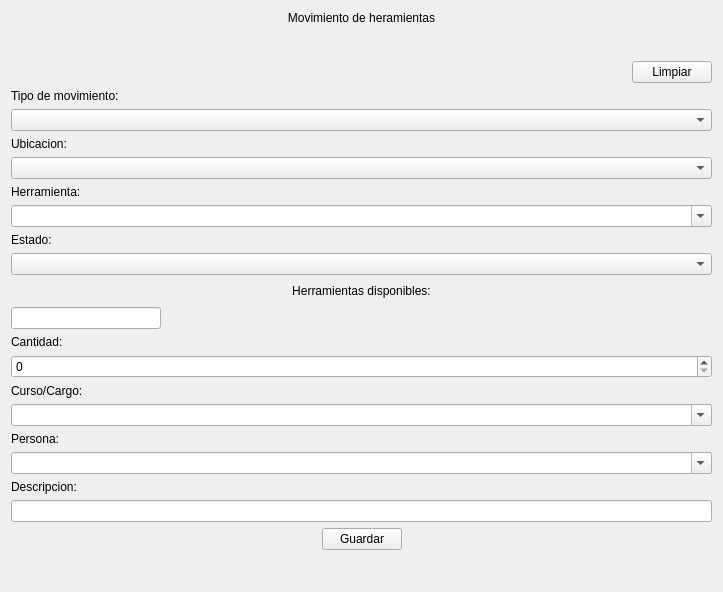
First picture: the form in blustock/ui/screens_uis/n-movimiento.ui, repository MaxAPBusiness/Blustock, before the edit.
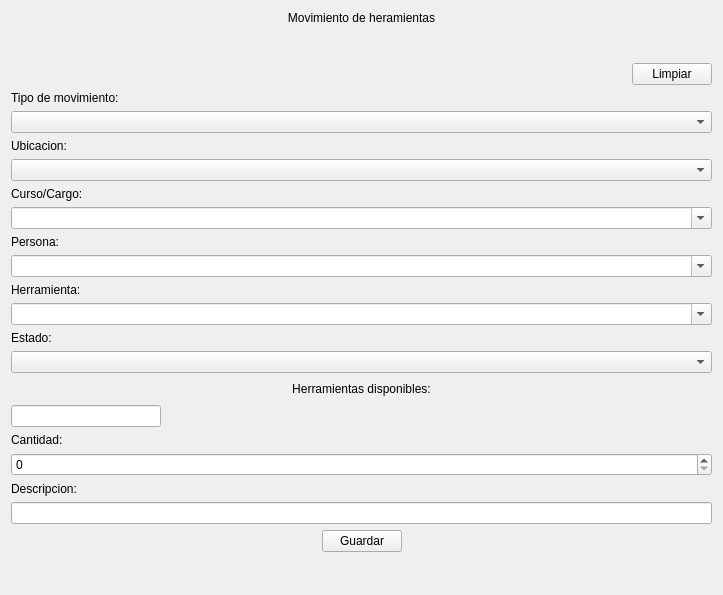
Second picture: the form after the edit.

```diff
--- a/blustock/ui/screens_uis/n-movimiento.ui
+++ b/blustock/ui/screens_uis/n-movimiento.ui
@@ -7,7 +7,7 @@
     <x>0</x>
     <y>0</y>
     <width>723</width>
-    <height>592</height>
+    <height>595</height>
    </rect>
   </property>
   <property name="windowTitle">
@@ -126,14 +126,48 @@
        </property>
       </widget>
      </item>
-     <item row="2" column="0">
+     <item row="2" column="1">
+      <widget class="QLabel" name="cursoLabel">
+       <property name="text">
+        <string>Curso/Cargo:</string>
+       </property>
+      </widget>
+     </item>
+     <item row="3" column="1">
+      <widget class="QComboBox" name="cursoComboBox">
+       <property name="editable">
+        <bool>true</bool>
+       </property>
+       <property name="insertPolicy">
+        <enum>QComboBox::NoInsert</enum>
+       </property>
+      </widget>
+     </item>
+     <item row="4" column="0">
+      <widget class="QLabel" name="alumnoLabel">
+       <property name="text">
+        <string>Persona:</string>
+       </property>
+      </widget>
+     </item>
+     <item row="4" column="1">
+      <widget class="QComboBox" name="alumnoComboBox">
+       <property name="editable">
+        <bool>true</bool>
+       </property>
+       <property name="insertPolicy">
+        <enum>QComboBox::NoInsert</enum>
+       </property>
+      </widget>
+     </item>
+     <item row="5" column="0">
       <widget class="QLabel" name="herramientaLabel">
        <property name="text">
         <string>Herramienta:</string>
        </property>
       </widget>
      </item>
-     <item row="2" column="1">
+     <item row="5" column="1">
       <widget class="QComboBox" name="herramientaComboBox">
        <property name="editable">
         <bool>true</bool>
@@ -143,14 +177,14 @@
        </property>
       </widget>
      </item>
-     <item row="3" column="1">
+     <item row="6" column="1">
       <widget class="QLabel" name="estadoLabel">
        <property name="text">
         <string>Estado:</string>
        </property>
       </widget>
      </item>
-     <item row="4" column="1">
+     <item row="7" column="1">
       <widget class="QComboBox" name="estadoComboBox">
        <property name="editable">
         <bool>false</bool>
@@ -160,7 +194,7 @@
        </property>
       </widget>
      </item>
-     <item row="5" column="1">
+     <item row="8" column="1">
       <widget class="QLabel" name="herramientasDisponiblesLabel">
        <property name="sizePolicy">
         <sizepolicy hsizetype="Preferred" vsizetype="Preferred">
@@ -194,7 +228,7 @@
        </property>
       </widget>
      </item>
-     <item row="6" column="1">
+     <item row="9" column="1">
       <widget class="QLineEdit" name="herramientasDisponiblesLineEdit">
        <property name="sizePolicy">
         <sizepolicy hsizetype="Fixed" vsizetype="Fixed">
@@ -232,62 +266,28 @@
        </property>
       </widget>
      </item>
-     <item row="7" column="0">
+     <item row="10" column="0">
       <widget class="QLabel" name="cantidadLabel">
        <property name="text">
         <string>Cantidad:</string>
        </property>
       </widget>
      </item>
-     <item row="7" column="1">
+     <item row="10" column="1">
       <widget class="QSpinBox" name="cantidadSpinBox">
        <property name="maximum">
         <number>10000</number>
        </property>
       </widget>
      </item>
-     <item row="8" column="0">
-      <widget class="QLabel" name="cursoLabel">
-       <property name="text">
-        <string>Curso/Cargo:</string>
-       </property>
-      </widget>
-     </item>
-     <item row="8" column="1">
-      <widget class="QComboBox" name="cursoComboBox">
-       <property name="editable">
-        <bool>true</bool>
-       </property>
-       <property name="insertPolicy">
-        <enum>QComboBox::NoInsert</enum>
-       </property>
-      </widget>
-     </item>
-     <item row="9" column="0">
-      <widget class="QLabel" name="alumnoLabel">
-       <property name="text">
-        <string>Persona:</string>
-       </property>
-      </widget>
-     </item>
-     <item row="9" column="1">
-      <widget class="QComboBox" name="alumnoComboBox">
-       <property name="editable">
-        <bool>true</bool>
-       </property>
-       <property name="insertPolicy">
-        <enum>QComboBox::NoInsert</enum>
-       </property>
-      </widget>
-     </item>
-     <item row="10" column="0">
+     <item row="11" column="0">
       <widget class="QLabel" name="descripcionLabel">
        <property name="text">
         <string>Descripcion:</string>
        </property>
       </widget>
      </item>
-     <item row="10" column="1">
+     <item row="11" column="1">
       <widget class="QLineEdit" name="descripcionLineEdit"/>
      </item>
     </layout>
```
